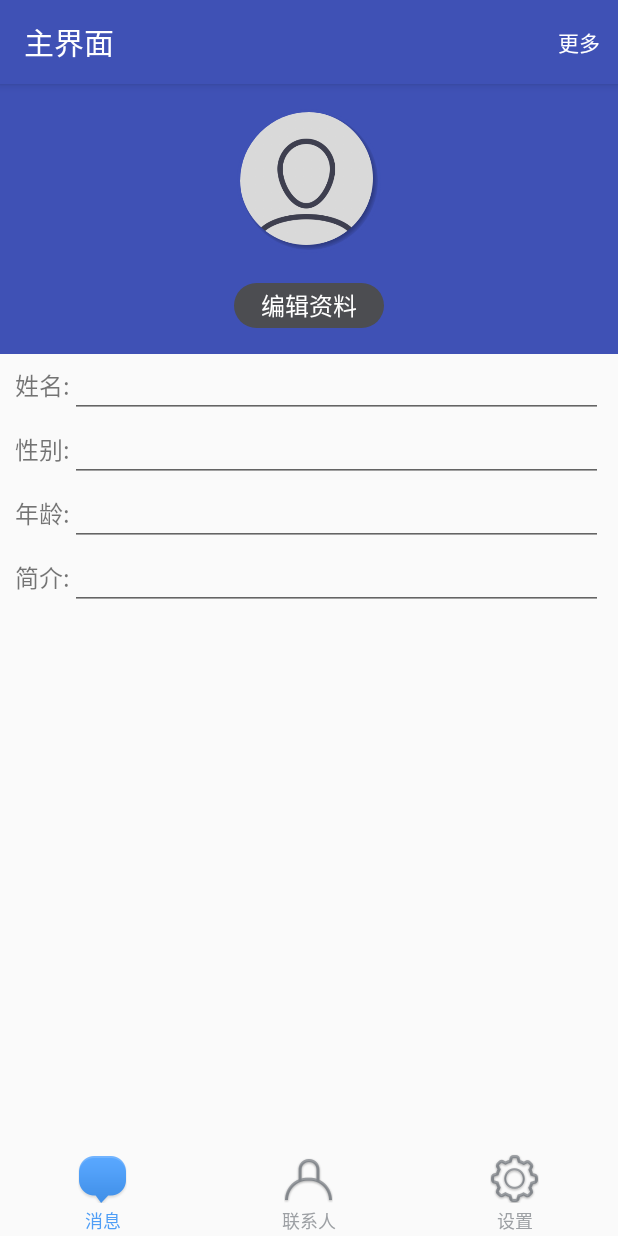
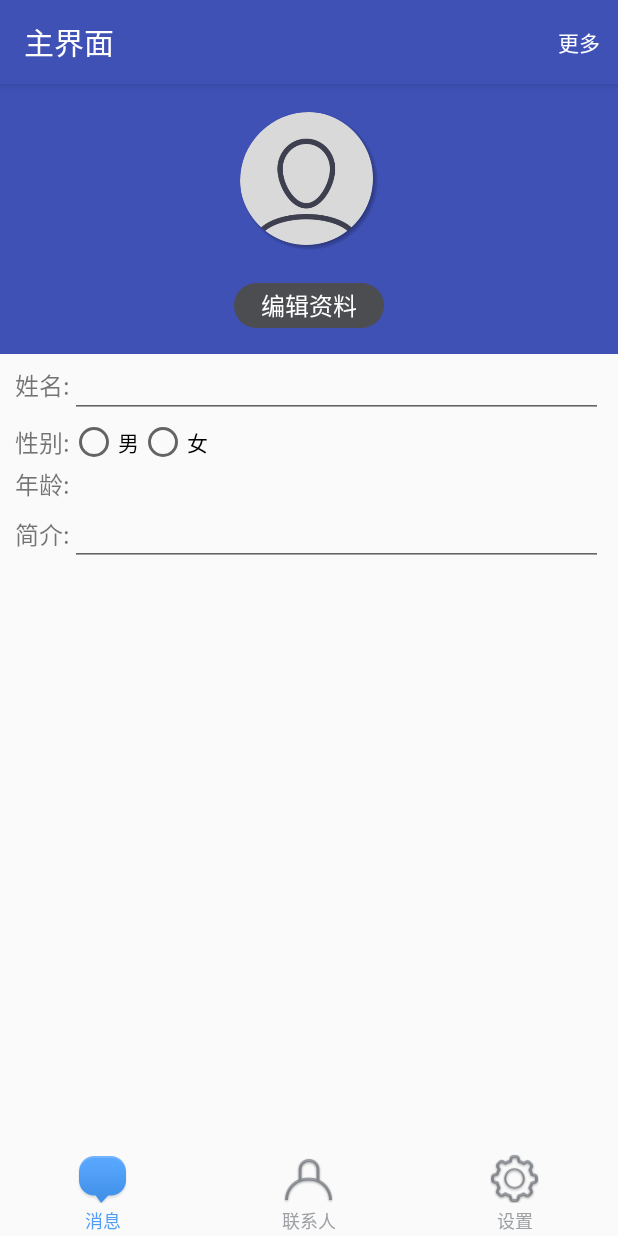
Before and after one commit to kaixuanQi/QWIM, an Android app: the fragment MyFragment placed in its activity, on a phone screen of 412 x 824 dp. Run offline under Robolectric (Android 15) with nearby library versions, the phone set to English and light mode, and no system bars; our stand-ins replace CircleImageView; libraries missing offline, so code that uses them is left out: cn.bmob.newim.

Commit message:
third Commit

```diff
--- /dev/null
+++ b/app/src/main/java/com/example/qwim/bean/PrivateConversation.java
@@ -0,0 +1,50 @@
+package com.example.qwim.bean;
+
+import android.content.Context;
+
+import cn.bmob.newim.bean.BmobIMConversation;
+
+/**
+ * Created by qikaixuan on 17-4-27.
+ */
+
+public class PrivateConversation extends Conversation {
+    public PrivateConversation(BmobIMConversation item) {
+        super();
+    }
+
+    @Override
+    public Object getAvatar() {
+        return null;
+    }
+
+    @Override
+    public long getLastMessageTime() {
+        return 0;
+    }
+
+    @Override
+    public String getLastMessageContent() {
+        return null;
+    }
+
+    @Override
+    public int getUnReadCount() {
+        return 0;
+    }
+
+    @Override
+    public void readAllMessages() {
+
+    }
+
+    @Override
+    public void onClick(Context context) {
+
+    }
+
+    @Override
+    public void onLongClick(Context context) {
+
+    }
+}
--- a/app/src/main/java/com/example/qwim/ui/fragment/ConversationFragment.java
+++ b/app/src/main/java/com/example/qwim/ui/fragment/ConversationFragment.java
@@ -19,6 +19,7 @@ import com.example.qwim.adapter.ConversationAdapter;
 import com.example.qwim.adapter.IMultipleItem;
 import com.example.qwim.adapter.OnRecyclerViewListener;
 import com.example.qwim.bean.Conversation;
+import com.example.qwim.bean.PrivateConversation;
 import com.example.qwim.ui.AddFriendActivity;
 
 import java.util.ArrayList;
@@ -120,11 +121,11 @@ public class ConversationFragment extends Fragment {
                 }
             }
         }
-        //添加新朋友会话-获取好友请求表中最新一条记录
-        List<NewFriend> friends = NewFriendManager.getInstance(getActivity()).getAllNewFriend();
-        if(friends!=null && friends.size()>0){
-            conversationList.add(new NewFriendConversation(friends.get(0)));
-        }
+//        //添加新朋友会话-获取好友请求表中最新一条记录
+//        List<NewFriend> friends = NewFriendManager.getInstance(getActivity()).getAllNewFriend();
+//        if(friends!=null && friends.size()>0){
+//            conversationList.add(new NewFriendConversation(friends.get(0)));
+//        }
         //重新排序
         Collections.sort(conversationList);
         return conversationList;
--- a/app/src/main/java/com/example/qwim/ui/fragment/MyFragment.java
+++ b/app/src/main/java/com/example/qwim/ui/fragment/MyFragment.java
@@ -32,15 +32,6 @@ public class MyFragment extends Fragment implements View.OnClickListener{
         return mView;
     }
 
-    @Override
-    public void onActivityCreated(@Nullable Bundle savedInstanceState) {
-        super.onActivityCreated(savedInstanceState);
-        findView();
-    }
-
-    private void findView() {
-
-    }
 
     @Override
     public void onClick(View v) {
--- a/app/src/main/res/layout/my_fragment.xml
+++ b/app/src/main/res/layout/my_fragment.xml
@@ -1,9 +1,10 @@
 <?xml version="1.0" encoding="utf-8"?>
 <LinearLayout xmlns:android="http://schemas.android.com/apk/res/android"
               xmlns:app="http://schemas.android.com/apk/res-auto"
-              android:orientation="vertical"
               android:layout_width="match_parent"
-              android:layout_height="match_parent">
+              android:layout_height="match_parent"
+              android:orientation="vertical">
+
     <LinearLayout
         android:layout_width="match_parent"
         android:layout_height="180dp"
@@ -15,10 +16,10 @@
             android:id="@+id/profile_image"
             android:layout_width="96dp"
             android:layout_height="96dp"
+            android:layout_marginBottom="20dp"
             android:src="@drawable/default_avatar"
             app:civ_border_color="@color/colorPrimary"
-            app:civ_border_width="2dp"
-            android:layout_marginBottom="20dp"/>
+            app:civ_border_width="2dp"/>
 
         <TextView
             android:id="@+id/tv_user"
@@ -70,17 +71,29 @@
         <TextView
             android:layout_width="wrap_content"
             android:layout_height="wrap_content"
+            android:layout_gravity="center_vertical"
             android:text="性别:"
             android:textSize="16sp"/>
 
-        <EditText
-            android:id="@+id/et_sex"
-            android:layout_width="match_parent"
+        <RadioGroup
+            android:id="@+id/radio_group"
+            android:layout_width="wrap_content"
             android:layout_height="wrap_content"
-            android:lines="1"
-            android:textColor="@color/colorPrimary"
-            android:textSize="16sp"/>
+            android:orientation="horizontal">
 
+            <RadioButton
+                android:id="@+id/female_btn"
+                android:layout_width="wrap_content"
+                android:layout_height="wrap_content"
+                android:text="男"
+                />
+
+            <RadioButton
+                android:id="@+id/male_btn"
+                android:layout_width="wrap_content"
+                android:layout_height="wrap_content"
+                android:text="女"/>
+        </RadioGroup>
     </LinearLayout>
 
     <!--年龄-->
@@ -95,6 +108,7 @@
         <TextView
             android:layout_width="wrap_content"
             android:layout_height="wrap_content"
+            android:layout_gravity="center_vertical"
             android:text="年龄:"
             android:textSize="16sp"/>
 
@@ -103,6 +117,7 @@
             android:layout_width="match_parent"
             android:layout_height="wrap_content"
             android:lines="1"
+            android:background="@null"
             android:textColor="@color/colorPrimary"
             android:textSize="16sp"/>
 
@@ -120,6 +135,7 @@
         <TextView
             android:layout_width="wrap_content"
             android:layout_height="wrap_content"
+            android:layout_gravity="center_vertical"
             android:gravity="top|left"
             android:text="简介:"
             android:textSize="16sp"/>
@@ -133,16 +149,4 @@
             android:textSize="16sp"/>
 
     </LinearLayout>
-
-    <Button
-        android:id="@+id/btn_update_ok"
-        android:layout_width="match_parent"
-        android:layout_height="45dp"
-        android:layout_margin="10dp"
-        android:background="@drawable/button_bg"
-        android:text="确定修改"
-        android:textColor="@android:color/white"
-        android:visibility="gone"/>
-
-
 </LinearLayout>
```
